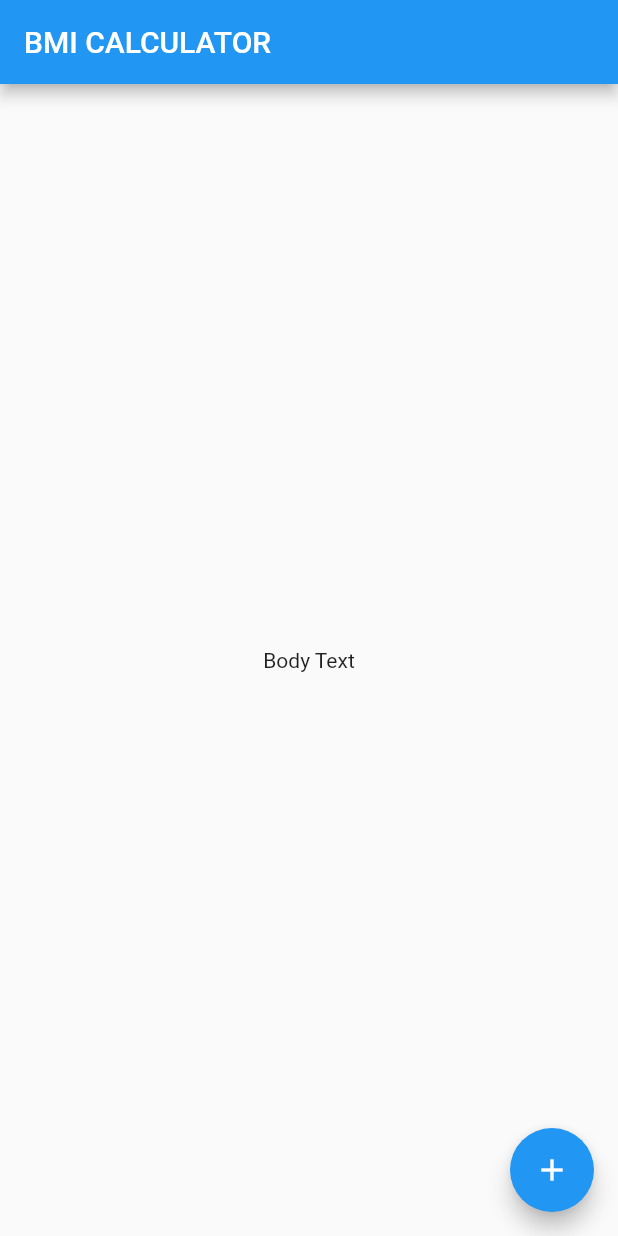
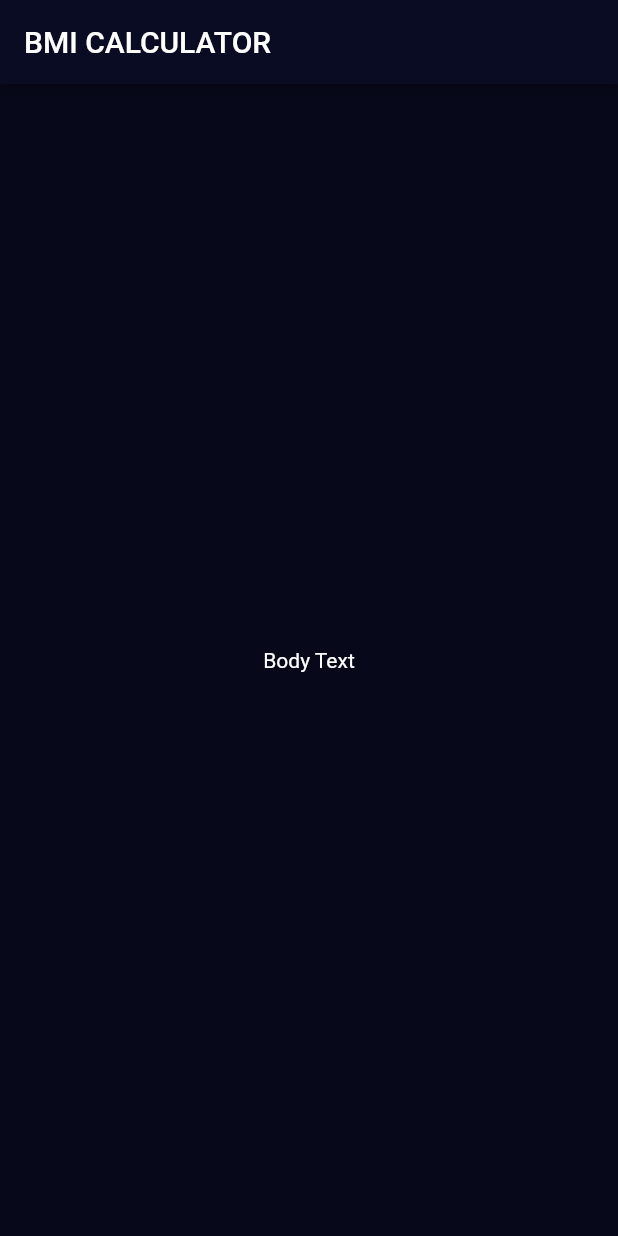
Before and after one commit to trellaren/bmi-calculator, a Flutter app: the screen it shows after launch, on a phone screen of 412 x 824 dp. Run offline on Flutter 3.47's test engine with Material 2 defaults, Android fonts, the phone set to English and light mode, and no system bars.

Commit message:
-removed InputPage class from main.dart -removed _InputPageState from main.dart +added InputPage class to input_page.dart +added _InputPageState to input_page.dart +added some theme data to main.dart -hid the debug flag.

```diff
--- /dev/null
+++ b/lib/input_page.dart
@@ -0,0 +1,20 @@
+import 'package:flutter/material.dart';
+
+class InputPage extends StatefulWidget {
+  @override
+  _InputPageState createState() => _InputPageState();
+}
+
+class _InputPageState extends State<InputPage> {
+  @override
+  Widget build(BuildContext context) {
+    return Scaffold(
+      appBar: AppBar(
+        title: Text('BMI CALCULATOR'),
+      ),
+      body: Center(
+        child: Text('Body Text'),
+      ),
+    );
+  }
+}
--- a/lib/main.dart
+++ b/lib/main.dart
@@ -1,4 +1,5 @@
 import 'package:flutter/material.dart';
+import 'input_page.dart';
 
 void main() => runApp(BMICalculator());
 
@@ -6,32 +7,13 @@ class BMICalculator extends StatelessWidget {
   @override
   Widget build(BuildContext context) {
     return MaterialApp(
-      theme: ThemeData(
-
+      theme: ThemeData.dark().copyWith(
+        primaryColor: Color(0xFF090C22),
+        accentColor: Color(0xFF1C2033),
+        scaffoldBackgroundColor: Color(0xFF07091B),
       ),
       home: InputPage(),
+      debugShowCheckedModeBanner: false,
     );
   }
 }
-
-class InputPage extends StatefulWidget {
-  @override
-  _InputPageState createState() => _InputPageState();
-}
-
-class _InputPageState extends State<InputPage> {
-  @override
-  Widget build(BuildContext context) {
-    return Scaffold(
-      appBar: AppBar(
-        title: Text('BMI CALCULATOR'),
-      ),
-      body: Center(
-        child: Text('Body Text'),
-      ),
-      floatingActionButton: FloatingActionButton(
-        child: Icon(Icons.add),
-      ),
-    );
-  }
-}
```
